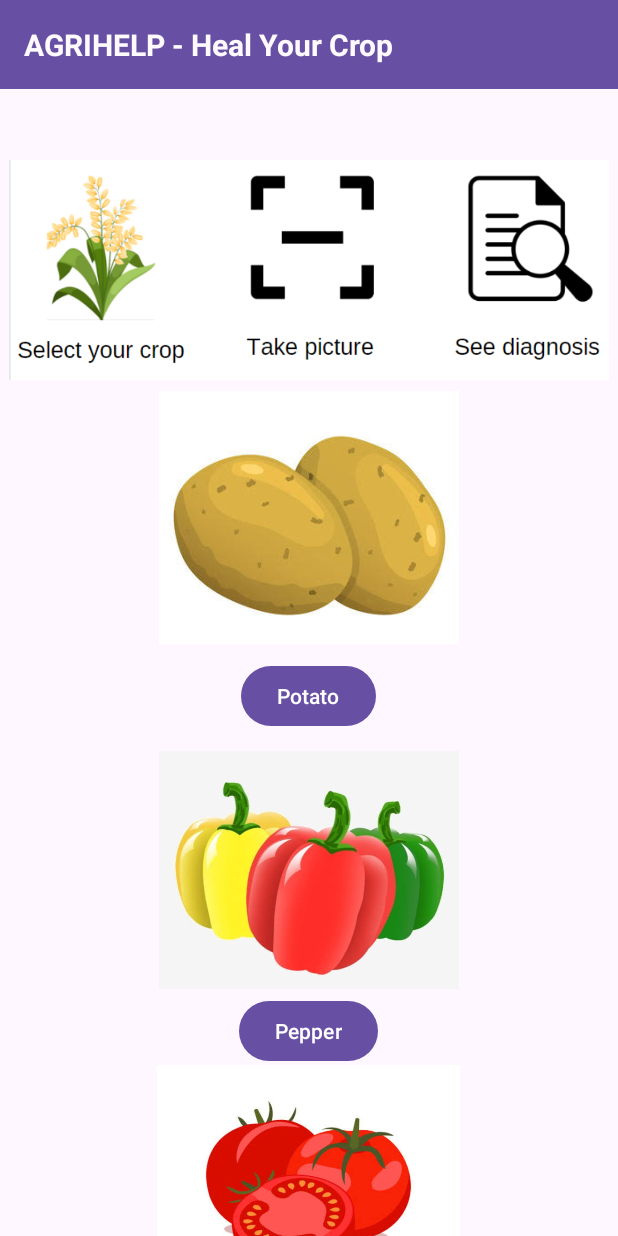
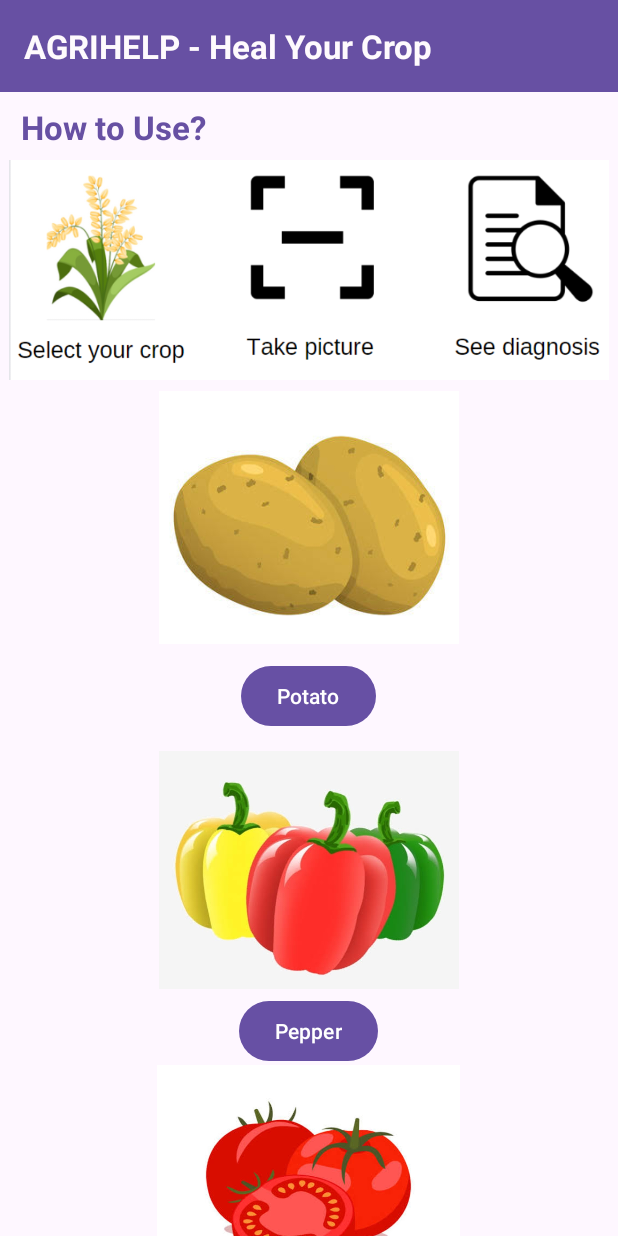
Before and after one commit to Aakarsh2Mittal/App-dev, an Android app: the screen it shows after launch (HomeActivity), on a phone screen of 412 x 824 dp. Run offline under Robolectric (Android 15) with nearby library versions, the phone set to English and light mode, and no system bars.

Commit message:
improving UI part 2

```diff
--- a/app/src/main/res/layout/activity_home.xml
+++ b/app/src/main/res/layout/activity_home.xml
@@ -15,6 +15,15 @@
     <!-- Image Pepper -->
 
     <!-- Title Bar -->
+    <TextView
+        android:layout_width="wrap_content"
+        android:layout_height="wrap_content"
+        android:layout_marginTop="70dp"
+        android:textColor="#6750A3"
+        android:textSize="22sp"
+        android:textStyle="bold"
+        android:text="How to Use?"
+        android:paddingLeft="14dp"/>
     <ImageView
         android:id="@+id/instructions"
         android:layout_width="400dp"
@@ -56,23 +65,49 @@
         android:layout_marginTop="500dp"
         android:src="@drawable/pepper" />
 
-    <LinearLayout
+<!--    <LinearLayout-->
+<!--        android:id="@+id/titleBar"-->
+<!--        android:layout_width="match_parent"-->
+<!--        android:layout_height="wrap_content"-->
+<!--        android:background="#6750A3"-->
+<!--        android:orientation="vertical"-->
+<!--        android:padding="16dp">-->
+
+<!--        <TextView-->
+<!--            android:layout_width="wrap_content"-->
+<!--            android:layout_height="wrap_content"-->
+<!--            android:text="AGRIHELP - Heal Your Crop"-->
+<!--            android:textColor="#FEFAFD"-->
+<!--            android:textSize="20sp"-->
+<!--            android:textStyle="bold" />-->
+<!--        <ImageView-->
+<!--            android:id="@+id/infoIcon"-->
+<!--            android:layout_width="wrap_content"-->
+<!--            android:layout_height="wrap_content"-->
+<!--            android:src="@drawable/prev_button"-->
+<!--            android:layout_marginTop="-40dp"-->
+<!--            android:layout_marginLeft="320dp"-->
+<!--            android:contentDescription="info_icon"-->
+<!--            android:onClick="showContextMenu" />-->
+<!--    </LinearLayout>-->
+    <RelativeLayout
         android:id="@+id/titleBar"
         android:layout_width="match_parent"
         android:layout_height="wrap_content"
         android:background="#6750A3"
-        android:orientation="vertical"
         android:padding="16dp">
 
         <TextView
+            android:id="@+id/titleText"
             android:layout_width="wrap_content"
             android:layout_height="wrap_content"
             android:text="AGRIHELP - Heal Your Crop"
             android:textColor="#FEFAFD"
-            android:textSize="20sp"
+            android:textSize="22sp"
             android:textStyle="bold" />
-    </LinearLayout>
 
+
+    </RelativeLayout>
     <Button
         android:id="@+id/button1"
         android:layout_width="wrap_content"
```
Also changed, not shown: app/src/main/res/layout/activity_main.xml (+8 -6 lines), app/src/main/res/layout/activity_pepper.xml (+23 -4 lines), app/src/main/res/layout/activity_tomato.xml (+25 -4 lines), app/src/main/res/drawable/camera.jpg, app/src/main/res/drawable/info.png (added).
